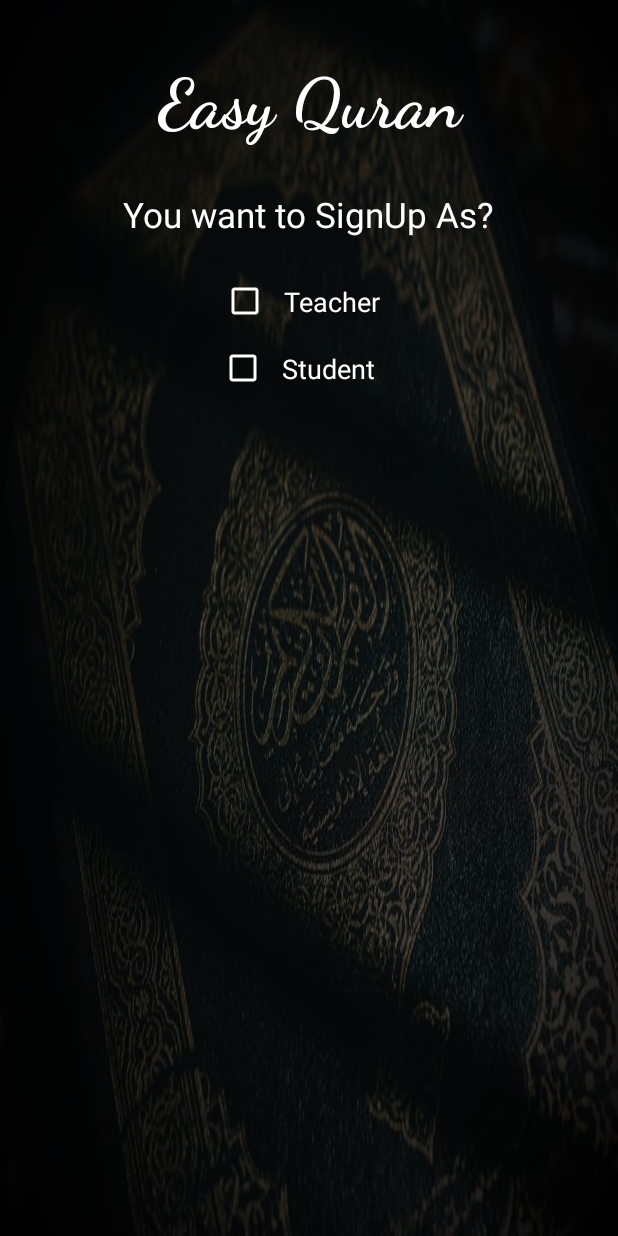
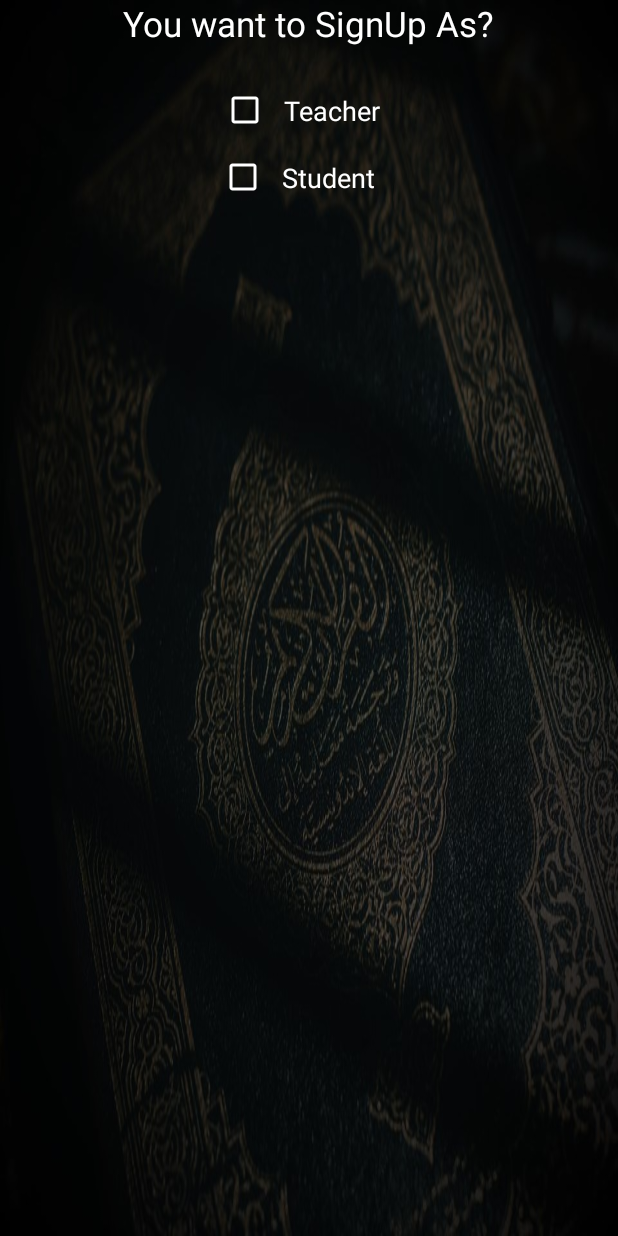
Before and after one commit to bilalhussain793/Equrantech, an Android app: the Register screen opened directly, with no data from a screen before it, on a phone screen of 412 x 824 dp. Run offline under Robolectric (Android 15) with nearby library versions, the phone set to English and light mode, and no system bars; our stand-ins replace Firebase (no records; nobody signed in at launch, a user with empty details on screens opened directly), Volley; libraries missing offline, so code that uses them is left out: com.firebase.client; network calls fail; 1 statement that could not run was skipped.

Commit message:
improvements done

```diff
--- a/app/src/main/java/com/img/equran/ChatAdapter.java
+++ b/app/src/main/java/com/img/equran/ChatAdapter.java
@@ -56,7 +56,7 @@ public class ChatAdapter extends ArrayAdapter<String> {
         Toast.makeText(context, ""+UserDetails.Type, Toast.LENGTH_SHORT).show();
         if(UserDetails.Type.equals("Teacher")){
             myRef = database.getReference("std/"+maintitle.get(position));
-            imageView.setVisibility(View.GONE);
+            imageView.setVisibility(View.VISIBLE);
         }else{
             myRef = database.getReference("users/"+maintitle.get(position));
             imageView.setVisibility(View.VISIBLE);
--- a/app/src/main/java/com/img/equran/TeacherAdapter.java
+++ b/app/src/main/java/com/img/equran/TeacherAdapter.java
@@ -6,7 +6,6 @@ import android.graphics.BitmapShader;
 import android.graphics.Canvas;
 import android.graphics.Paint;
 import android.graphics.Shader;
-import android.util.Log;
 import android.view.LayoutInflater;
 import android.view.View;
 import android.view.ViewGroup;
@@ -22,9 +21,6 @@ import com.google.firebase.database.ValueEventListener;
 import com.squareup.picasso.Picasso;
 import com.squareup.picasso.Transformation;
 
-import org.json.JSONArray;
-import org.json.JSONException;
-import org.json.JSONObject;
 
 import java.util.ArrayList;
 
@@ -32,7 +28,6 @@ public class TeacherAdapter extends ArrayAdapter<String> {
 
     private final Activity context;
     private final ArrayList<String> maintitle;
-
 
     public TeacherAdapter(Activity context, ArrayList<String> maintitle) {
         super(context, R.layout.teacher_list_layout, maintitle);
@@ -106,6 +101,7 @@ public class TeacherAdapter extends ArrayAdapter<String> {
     }
     public class CircleTransform implements Transformation {
         @Override
+
         public Bitmap transform(Bitmap source) {
             int size = Math.min(source.getWidth(), source.getHeight());
 
--- a/app/src/main/java/com/img/equran/navigator.java
+++ b/app/src/main/java/com/img/equran/navigator.java
@@ -27,7 +27,6 @@ public class navigator extends AppCompatActivity {
 
                 target.setVisible(false);
 
-                // navView.findViewById(R.id.navigation_tutor).setVisibility(View.GONE);
             }
 
             switch (item.getItemId()) {
@@ -39,6 +38,7 @@ public class navigator extends AppCompatActivity {
                                 .replace(R.id.fragment_container, blankFragment)
                                 .addToBackStack(null)
                                 .commit();
+
                     return true;
                 case R.id.navigation_account:
 
@@ -103,10 +103,8 @@ public class navigator extends AppCompatActivity {
         fm.beginTransaction()
                 .replace(R.id.fragment_container, blankFragment)
                 .commit();
-
         if (UserDetails.Type.equals("Teacher")){
             navView.findViewById(R.id.navigation_tutor).setVisibility(View.GONE);
         }
-
     }
 }
--- a/app/src/main/res/layout/activity_fmoney.xml
+++ b/app/src/main/res/layout/activity_fmoney.xml
@@ -145,8 +145,6 @@
                     android:layout_marginTop="20dp"
                     android:background="@drawable/customborder"
                     android:orientation="horizontal">
-
-
 
                     <CheckBox
                         android:id="@+id/chkmonth"
--- a/app/src/main/res/layout/activity_register.xml
+++ b/app/src/main/res/layout/activity_register.xml
@@ -12,13 +12,14 @@
         android:id="@+id/textView"
         android:layout_width="match_parent"
         android:layout_height="wrap_content"
-        android:layout_marginTop="40dp"
+        android:layout_marginTop="20dp"
         android:text="Easy Quran"
+        android:visibility="gone"
         android:textAlignment="center"
         android:textAllCaps="false"
         android:textColor="#ffffff"
         android:textSize="46sp"
-        android:layout_marginBottom="30dp"
+        android:layout_marginBottom="20dp"
         android:textStyle="bold"
         app:fontFamily="cursive" />
 
@@ -220,12 +221,12 @@
 
     </LinearLayout>
 <ScrollView
-    android:layout_width="wrap_content"
+    android:layout_width="match_parent"
     android:layout_height="wrap_content">
     <LinearLayout
         android:id="@+id/li3"
         android:visibility="gone"
-        android:layout_width="wrap_content"
+        android:layout_width="match_parent"
         android:layout_height="wrap_content"
         android:layout_marginTop="15dp"
         android:orientation="vertical"
@@ -234,10 +235,27 @@
         android:layout_marginRight="10dp"
         android:padding="10dp">
 
+        <ImageView
+            android:id="@+id/iv"
+            android:layout_width="100dp"
+            android:layout_height="100dp"
+            android:layout_gravity="center"
+            android:src="@drawable/addimage"
+            />
+        <TextView
+            android:layout_width="wrap_content"
+            android:layout_height="wrap_content"
+            android:id="@+id/img"
+            android:gravity="center"
+            android:layout_gravity="center"
+            android:layout_marginTop="-60dp"
+            android:layout_marginBottom="15dp"
+            android:text="Click to add \nPicture"/>
+
         <EditText
             android:drawableTint="#ffff"
             android:id="@+id/etUsername"
-            android:textColorHint="#FFFFFF"
+            android:textColorHint="#A9FFFFFF"
             android:layout_width="match_parent"
             android:layout_height="wrap_content"
             android:hint="Username"
@@ -245,7 +263,7 @@
             android:textColor="#ffffff"
             android:background="#52FFFFFF"
             android:padding="12dp"
-            android:layout_marginTop="10dp"
+            android:layout_marginTop="20dp"
             android:layout_marginBottom="10dp"
 
             android:drawableLeft="@drawable/usrusr"
@@ -254,7 +272,7 @@
         <EditText
             android:drawableTint="#FFFCFC"
             android:id="@+id/etEmail"
-            android:textColorHint="#FFFFFF"
+            android:textColorHint="#A9FFFFFF"
             android:layout_width="match_parent"
             android:layout_height="wrap_content"
             android:hint="Email"
@@ -271,7 +289,7 @@
         <EditText
             android:drawableTint="#ffff"
             android:id="@+id/etPassword"
-            android:textColorHint="#FFFFFF"
+            android:textColorHint="#A9FFFFFF"
             android:layout_width="match_parent"
             android:layout_height="wrap_content"
             android:hint="Password"
@@ -295,7 +313,7 @@
             <Spinner
                 android:backgroundTint="#ffff"
                 android:id="@+id/Country"
-                android:layout_width="70dp"
+                android:layout_width="120dp"
                 android:layout_height="wrap_content"
                 android:entries="@array/country_code"
                 />
@@ -305,17 +323,13 @@
                 android:layout_width="match_parent"
                 android:layout_height="wrap_content"
                 android:hint="Contact"
-                android:textColorHint="#FFFFFF"
+                android:textColorHint="#A9FFFFFF"
                 android:inputType="phone"
                 android:textColor="#ffffff"
                 android:padding="10dp"
-                android:layout_marginLeft="20dp"
+                android:layout_marginLeft="5dp"
                 android:layout_marginRight="20dp"
                 />
-
-
-
-
 
         </LinearLayout>
 
@@ -335,19 +349,17 @@
                 android:text="Gender:"
                 android:layout_marginLeft="5dp"
                 android:textColor="#FFFFFF"
-
                 android:textSize="19dp"/>
 
 
 
             <Spinner
                 android:id="@+id/gen"
-                android:layout_width="30dp"
-
+                android:layout_width="100dp"
                 android:backgroundTint="#FFFFFF"
                 android:layout_height="wrap_content"
-                android:entries="@array/country_arrays"
-                android:layout_weight="1" />
+                android:layout_marginLeft="30dp"
+                android:entries="@array/country_arrays"/>
 
 
         </LinearLayout>
@@ -363,14 +375,11 @@
             android:inputType="text"
             android:textColor="#ffffff"
             android:padding="12dp"
-            android:textColorHint="#FFFFFF"
+            android:textColorHint="#A9FFFFFF"
             android:background="#52FFFFFF"
             android:layout_marginTop="20dp"
             android:layout_marginBottom="10dp"
-
             android:drawablePadding="16dp"/>
-
-
 
         <Button
             android:id="@+id/btn_next"
--- a/app/src/main/res/layout/activity_teacher_register.xml
+++ b/app/src/main/res/layout/activity_teacher_register.xml
@@ -24,7 +24,6 @@
                 android:layout_width="100dp"
                 android:layout_height="100dp"
                 android:layout_gravity="center"
-                android:tint="#FFFFFF"
                 android:layout_margin="10dp"
                 android:src="@drawable/addimage"
                 />
@@ -228,9 +227,8 @@
                 android:layout_gravity="center"
                 android:background="@drawable/btngreenstyle"
                 android:textColor="#fff"
-                android:paddingLeft="15dp"
-                android:layout_marginLeft="40dp"
-                android:paddingRight="15dp"
+                android:layout_marginRight="25dp"
+                android:layout_marginLeft="25dp"
                 android:id="@+id/btn_reg"/>
 
             </LinearLayout>
--- a/app/src/main/res/layout/fragment_home.xml
+++ b/app/src/main/res/layout/fragment_home.xml
@@ -188,6 +188,8 @@
         android:background="@android:color/background_dark"
         android:text="Wallet"
         android:textColor="@android:color/background_light"
+        android:layout_marginLeft="40dp"
+        android:layout_marginRight="40dp"
         android:textStyle="bold" />
 
 </LinearLayout>
--- a/app/src/main/res/layout/message_area.xml
+++ b/app/src/main/res/layout/message_area.xml
@@ -12,6 +12,7 @@
         android:layout_weight="1"
         android:layout_marginLeft="5dp"
         android:textColorHint="#CFD8DC"
+
         android:textColor="#FFFFFF"
         android:hint="Write a message..."
         android:id="@+id/messageArea"
```
Also changed, not shown: app/src/main/java/com/img/equran/ChatActivity.java (+76 -14 lines), app/src/main/java/com/img/equran/MessageFragment.java (+11 -0 lines), app/src/main/java/com/img/equran/Register.java (+85 -0 lines), app/src/main/res/layout/activity_chat.xml (+15 -7 lines), app/src/main/res/layout/fragment_account.xml (+4 -3 lines), app/src/main/res/drawable/addimage.png, app/src/main/res/drawable/bubble_in.9.png (deleted), app/src/main/res/drawable/bubble_out.9.png.
